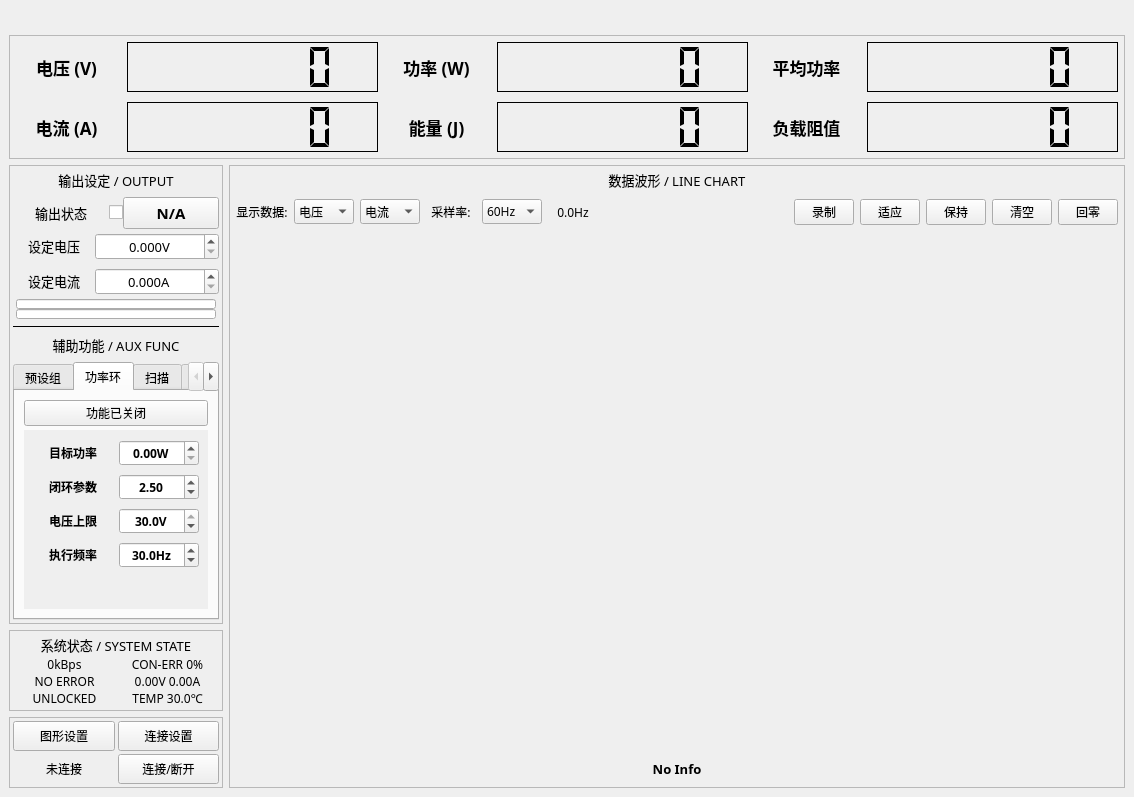
This is gui_source/mdp_gui_template/mainwindow.ui in ElluIFX/DP100-PyQt5-GUI as Qt 5 draws it before an edit. The edited form follows.
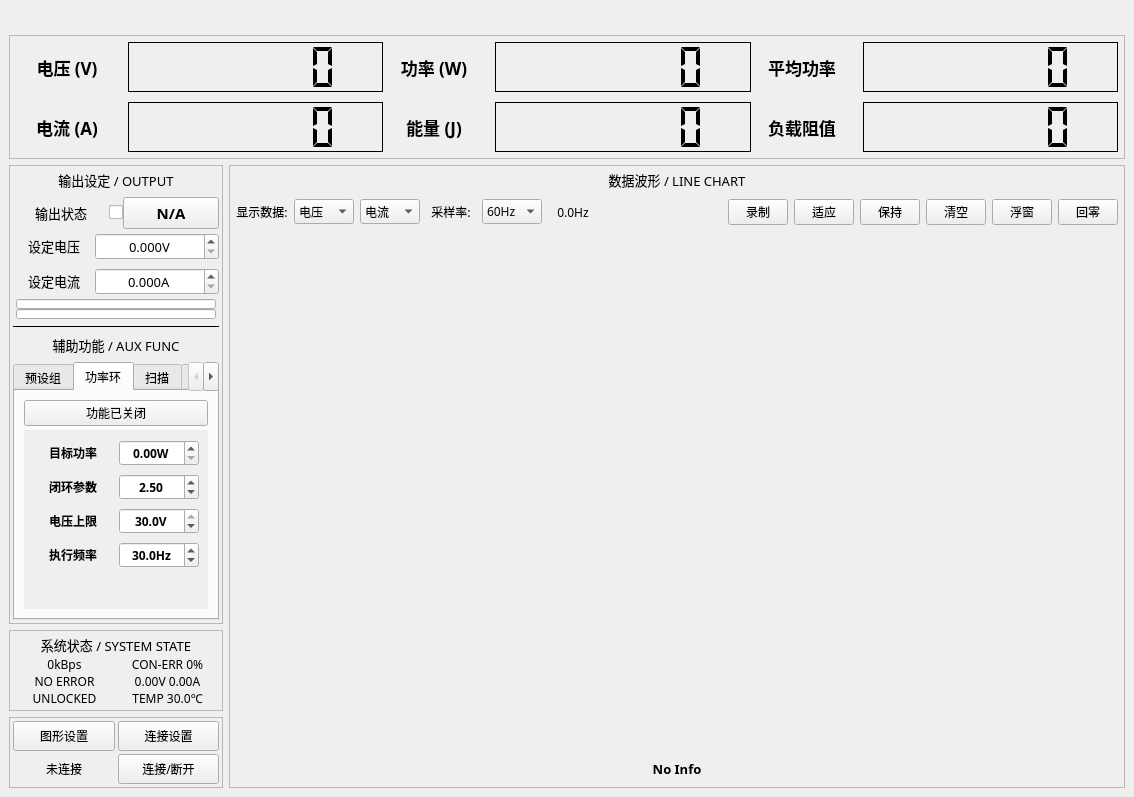
This is the edited form. The open tabs and pages were chosen to show the change. Custom widgets are drawn as their Qt base class.

Commit message: add floating window & add tooltops

What changed in the file:
```diff
--- a/gui_source/mdp_gui_template/mainwindow.ui
+++ b/gui_source/mdp_gui_template/mainwindow.ui
@@ -71,7 +71,7 @@
        <item>
         <layout class="QHBoxLayout" name="horizontalLayout_7" stretch="1,1,1">
          <property name="spacing">
-          <number>8</number>
+          <number>0</number>
          </property>
          <item>
           <layout class="QVBoxLayout" name="verticalLayout">
@@ -3564,6 +3564,27 @@
                </property>
               </widget>
              </item>
+             <item>
+              <widget class="QPushButton" name="btnRecordFloatWindow">
+               <property name="maximumSize">
+                <size>
+                 <width>60</width>
+                 <height>16777215</height>
+                </size>
+               </property>
+               <property name="font">
+                <font>
+                 <family>Sarasa Fixed SC SemiBold</family>
+                </font>
+               </property>
+               <property name="toolTip">
+                <string>切换数据监控悬浮窗</string>
+               </property>
+               <property name="text">
+                <string>浮窗</string>
+               </property>
+              </widget>
+             </item>
              <item>
               <widget class="QPushButton" name="btnRecordClear">
                <property name="maximumSize">
```
Left out of the diff: 35 changed lines with no effect on the pictures. The commit also changes 8 other files.
